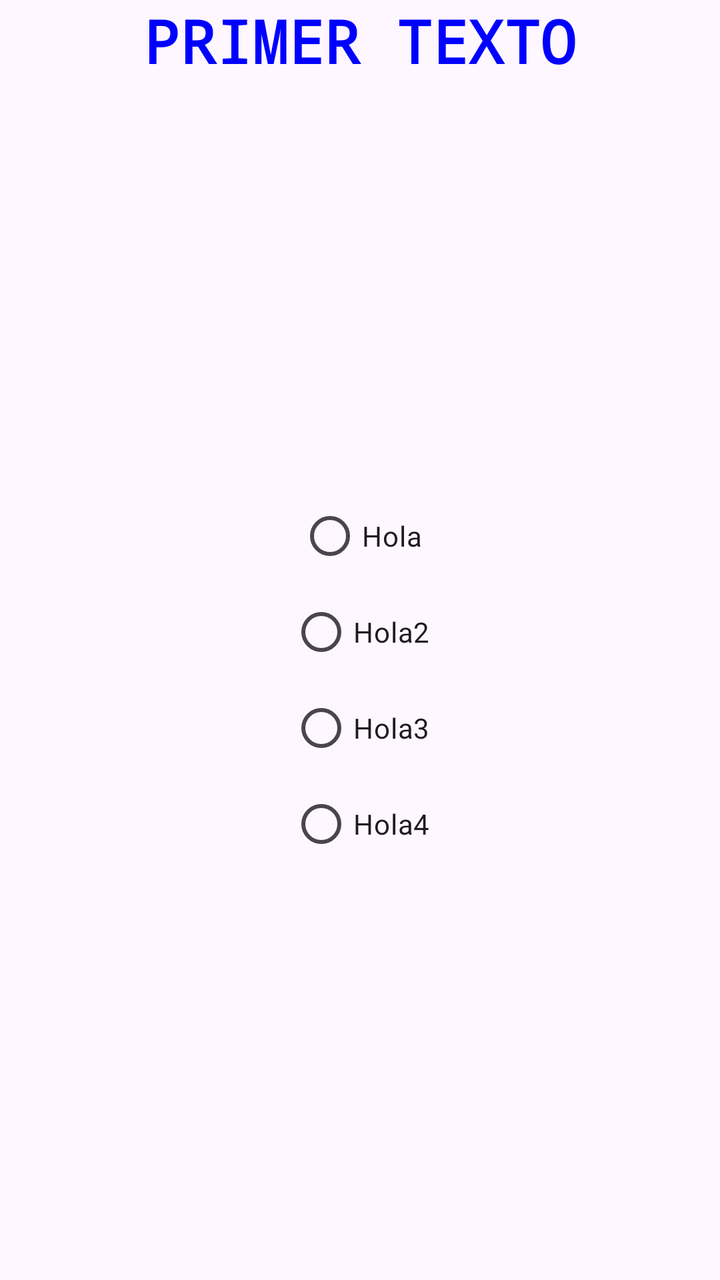
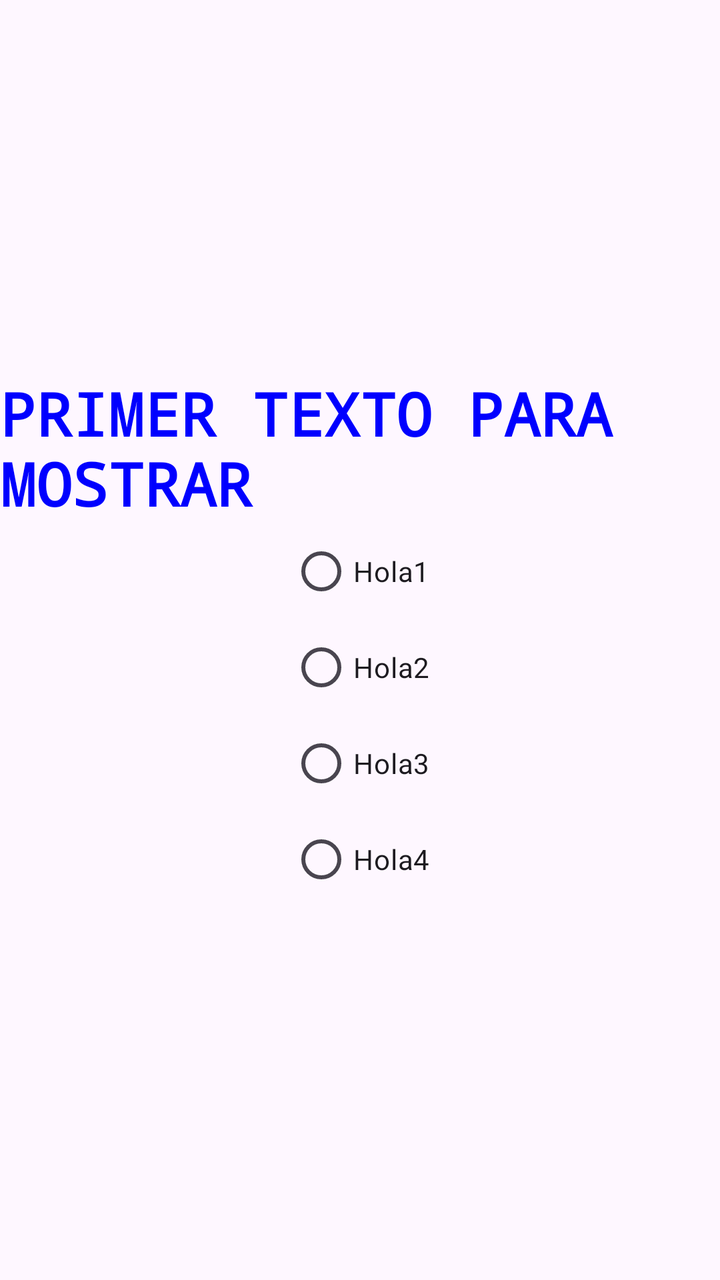

Before-and-after screenshots of an Android layout around one commit, followed by the original layout XML and the change that was made.
<!-- AndroidManifest.xml: application theme Theme.MyApplication -->
<!-- res/layout/actividad3.xml -->
<?xml version="1.0" encoding="utf-8"?>
<androidx.constraintlayout.widget.ConstraintLayout xmlns:android="http://schemas.android.com/apk/res/android"
    android:layout_width="match_parent"
    android:layout_height="match_parent"
    xmlns:app="http://schemas.android.com/apk/res-auto"
    xmlns:tools="http://schemas.android.com/tools"
    tools:context=".Activity3"
    >

    <LinearLayout
        android:layout_width="match_parent"
        android:layout_height="match_parent"
        android:orientation="vertical"
        android:gravity="center">

        <TextView
            android:id="@+id/texto1"
            android:layout_width="wrap_content"
            android:layout_height="wrap_content"
            android:text="Primer texto"
            android:textColor="#0000ff"
            android:textStyle="bold"
            android:textSize="30dp"
            android:typeface="monospace"
            android:textAllCaps="true"
            app:layout_constraintTop_toTopOf="parent"
            app:layout_constraintBottom_toBottomOf="parent"
            app:layout_constraintStart_toStartOf="parent"
            app:layout_constraintEnd_toEndOf="parent">
        </TextView>








        
        







        















        <RadioGroup
            android:id="@+id/grupo"
            android:layout_width="match_parent"
            android:layout_height="match_parent"
            android:orientation="vertical"
            android:gravity="center">

            <RadioButton
                android:id="@+id/radio1"
                android:layout_width="wrap_content"
                android:layout_height="wrap_content"
                android:text="Hola">

            </RadioButton>

            <RadioButton
                android:id="@+id/radio2"
                android:layout_width="wrap_content"
                android:layout_height="wrap_content"
                android:text="Hola2">

            </RadioButton>
            <RadioButton
                android:id="@+id/radio3"
                android:layout_width="wrap_content"
                android:layout_height="wrap_content"
                android:text="Hola3">

            </RadioButton>
            <RadioButton
                android:id="@+id/radio4"
                android:layout_width="wrap_content"
                android:layout_height="wrap_content"
                android:text="Hola4">

            </RadioButton>

        </RadioGroup>


    </LinearLayout>

</androidx.constraintlayout.widget.ConstraintLayout>
<!-- resources referenced by this layout -->
<resources>
  <style name="Theme.MyApplication" parent="Base.Theme.MyApplication" />
  <style name="Base.Theme.MyApplication" parent="Theme.Material3.DayNight.NoActionBar">
          
          
      </style>
</resources>

<!-- the commit's change to res/layout/actividad3.xml (unified diff, before → after) -->
@@ -4,8 +4,7 @@
     android:layout_height="match_parent"
     xmlns:app="http://schemas.android.com/apk/res-auto"
     xmlns:tools="http://schemas.android.com/tools"
-    tools:context=".Activity3"
-    >
+    tools:context=".Activity3">
 
     <LinearLayout
         android:layout_width="match_parent"
@@ -17,54 +16,17 @@
             android:id="@+id/texto1"
             android:layout_width="wrap_content"
             android:layout_height="wrap_content"
-            android:text="Primer texto"
+            android:text="Primer texto para mostrar"
             android:textColor="#0000ff"
             android:textStyle="bold"
             android:textSize="30dp"
             android:typeface="monospace"
-            android:textAllCaps="true"
-            app:layout_constraintTop_toTopOf="parent"
-            app:layout_constraintBottom_toBottomOf="parent"
-            app:layout_constraintStart_toStartOf="parent"
-            app:layout_constraintEnd_toEndOf="parent">
-        </TextView>
-
-
-
-
-
-
-
-
-        
-        
-
-
-
-
-
-
-
-        
-
-
-
-
-
-
-
-
-
-
-
-
-
-
+            android:textAllCaps="true" />
 
         <RadioGroup
             android:id="@+id/grupo"
             android:layout_width="match_parent"
-            android:layout_height="match_parent"
+            android:layout_height="wrap_content"
             android:orientation="vertical"
             android:gravity="center">
 
@@ -72,34 +34,27 @@
                 android:id="@+id/radio1"
                 android:layout_width="wrap_content"
                 android:layout_height="wrap_content"
-                android:text="Hola">
-
-            </RadioButton>
+                android:text="Hola1" />
 
             <RadioButton
                 android:id="@+id/radio2"
                 android:layout_width="wrap_content"
                 android:layout_height="wrap_content"
-                android:text="Hola2">
+                android:text="Hola2" />
 
-            </RadioButton>
             <RadioButton
                 android:id="@+id/radio3"
                 android:layout_width="wrap_content"
                 android:layout_height="wrap_content"
-                android:text="Hola3">
+                android:text="Hola3" />
 
-            </RadioButton>
             <RadioButton
                 android:id="@+id/radio4"
                 android:layout_width="wrap_content"
                 android:layout_height="wrap_content"
-                android:text="Hola4">
-
-            </RadioButton>
+                android:text="Hola4" />
 
         </RadioGroup>
-
 
     </LinearLayout>
 
